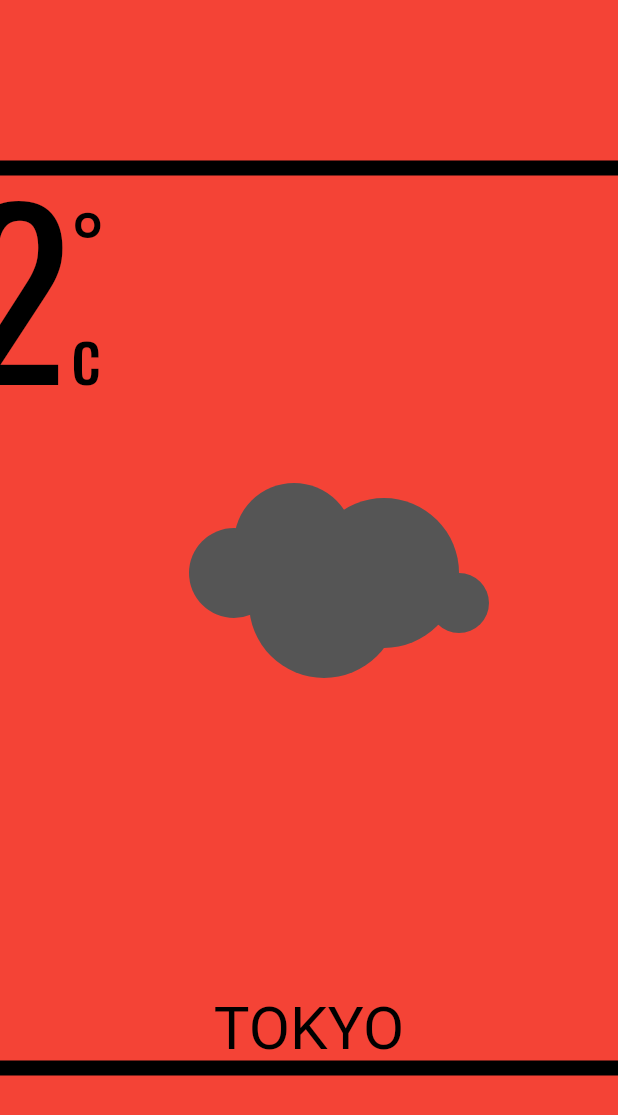
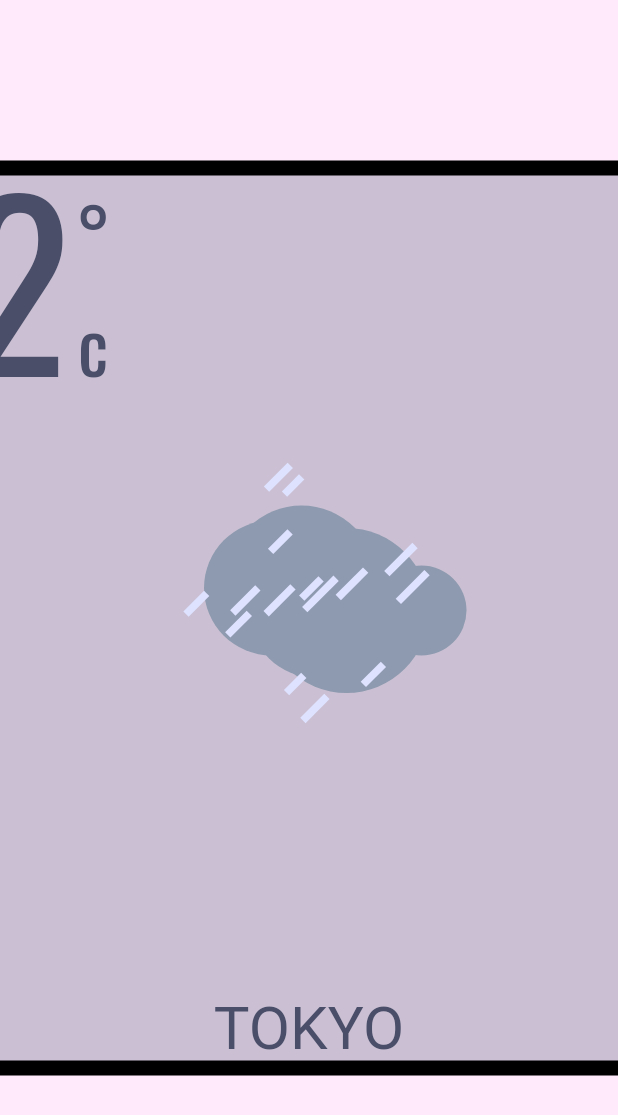
Before and after one commit to Indy9000/flutter-canvas-tutorials, a Flutter app: the screen it shows after launch, on a phone screen of 412 x 824 dp. Shown: the top 1115 px of the screen. Run offline on Flutter 3.47's test engine with Material 2 defaults, Android fonts, the phone set to English and light mode, and no system bars.

Commit message:
as seen on video

```diff
--- a/weather_widget_rain/lib/main.dart
+++ b/weather_widget_rain/lib/main.dart
@@ -1,4 +1,5 @@
 import 'package:flutter/material.dart';
+
 import 'weather_widget.dart';
 
 void main() {
--- a/weather_widget_rain/lib/my_canvas.dart
+++ /dev/null
@@ -1,184 +0,0 @@
-import 'dart:math';
-import 'dart:ui';
-import 'package:flutter/material.dart';
-import 'particle.dart';
-
-class MyCanvas extends CustomPainter {
-  final List<Particle> particles;
-  MyCanvas(this.particles);
-
-  @override
-  void paint(Canvas canvas, Size size) {
-    var p = Paint()..color = Colors.red;
-    canvas.drawPaint(p);
-    var titleStyle = TextStyle(
-        color: Colors.black,
-        fontSize: 150,
-        fontWeight: FontWeight.normal,
-        fontFamily: "Oswald");
-    var unitStyle = TextStyle(
-        color: Colors.black,
-        fontSize: 50,
-        fontWeight: FontWeight.w100,
-        fontFamily: "Oswald");
-    var normalTextStyle = TextStyle(
-      color: Colors.black,
-      fontSize: 40,
-      fontWeight: FontWeight.w400,
-    );
-
-    var center = Offset(size.width / 2, size.height / 2);
-    drawFrame(canvas, center);
-    drawTemp(canvas, center, titleStyle, unitStyle);
-    drawCondition(canvas, center, normalTextStyle);
-    drawPlace(canvas, center, normalTextStyle);
-    drawClouds(canvas, center);
-    drawRain(canvas, center);
-  }
-
-  @override
-  bool shouldRepaint(covariant CustomPainter oldDelegate) {
-    return true;
-  }
-
-  double W = 600.0;
-  void drawFrame(Canvas canvas, Offset center) {
-    var rect = Rect.fromCenter(center: center, width: W, height: W);
-    var border = Paint()
-      ..color = Colors.black
-      ..style = PaintingStyle.stroke
-      ..strokeWidth = 10.0;
-    canvas.drawRect(rect, border);
-  }
-
-  var dy = 0.0;
-  void drawTemp(Canvas canvas, Offset center, TextStyle ts, TextStyle ts1) {
-    var offset = 10.0;
-    var left = offset + center.dx - W / 2.0;
-    var top = offset + center.dy - W / 2.0;
-    var rect = Rect.fromLTWH(left, top, W / 4.0, W / 4.0);
-    var border = Paint()
-      ..color = Colors.grey
-      ..strokeWidth = 2.0
-      ..style = PaintingStyle.stroke;
-    // canvas.drawRect(rect, border);
-
-    var s = "°c";
-    canvas.save();
-    canvas.clipRect(rect);
-    var w1 = drawHText(canvas, rect.topLeft, rect.width / 2, ts, "1");
-    // dy -= 20.0;
-    var digit_offset = Offset(w1, dy);
-
-    var w2 =
-        drawHText(canvas, rect.topLeft + digit_offset, rect.width / 2, ts, "2");
-    digit_offset = Offset(w1 + w2, 30);
-    canvas.restore();
-    drawHText(canvas, rect.topLeft + digit_offset, 20, ts1, s);
-  }
-
-  // draw horizontal text left aligned and with y offset
-  double drawHText(Canvas canvas, Offset position, double width,
-      TextStyle style, String text) {
-    final textSpan = TextSpan(text: text, style: style);
-    final textPainter = TextPainter(
-        text: textSpan,
-        textAlign: TextAlign.center,
-        textDirection: TextDirection.ltr);
-    textPainter.layout(minWidth: 0, maxWidth: width);
-    Offset drawPosition =
-        Offset(position.dx, position.dy - (textPainter.height / 5));
-    textPainter.paint(canvas, drawPosition);
-    return textPainter.width;
-  }
-
-  // draw horizontal text centered around position
-  double drawHText1(Canvas canvas, Offset position, double width,
-      TextStyle style, String text) {
-    final textSpan = TextSpan(text: text, style: style);
-    final textPainter = TextPainter(
-        text: textSpan,
-        textAlign: TextAlign.center,
-        textDirection: TextDirection.ltr);
-    textPainter.layout(minWidth: 0, maxWidth: width);
-    Offset drawPosition =
-        Offset(position.dx - textPainter.width / 2.0, position.dy);
-    textPainter.paint(canvas, drawPosition);
-    return textPainter.width;
-  }
-
-  double drawVText(Canvas canvas, Offset position, double width,
-      TextStyle style, String text) {
-    final textSpan = TextSpan(text: text, style: style);
-    final textPainter = TextPainter(
-        text: textSpan,
-        textAlign: TextAlign.center,
-        textDirection: TextDirection.ltr);
-    textPainter.layout(minWidth: 0, maxWidth: width);
-
-    Offset drawPosition =
-        Offset(position.dx, position.dy - (textPainter.height / 2));
-    textPainter.paint(canvas, drawPosition);
-    return textPainter.width;
-  }
-
-  void drawCondition(Canvas canvas, Offset center, TextStyle ts) {
-    var ww = 50;
-    var pos = center + Offset(W / 2.0 - ww, 0);
-    var s = "RAINY";
-    drawVText(canvas, pos, 10.0, ts, s);
-  }
-
-  void drawPlace(Canvas canvas, Offset center, TextStyle ts) {
-    var ww = 50;
-    var pos = center + Offset(0, W / 2.0 - ww);
-    var s = "TOKYO";
-    drawHText1(canvas, pos, W, ts, s);
-  }
-
-  void drawClouds(Canvas canvas, Offset center) {
-    var cloud = Paint()
-      ..color = Color(0xff555555)
-      ..style = PaintingStyle.fill;
-
-    var p1 = Offset(-50, -30) + center;
-    var r1 = 30.0;
-    canvas.drawCircle(p1, r1, cloud);
-
-    var p2 = Offset(-10, -50) + center;
-    var r2 = 40.0;
-    canvas.drawCircle(p2, r2, cloud);
-
-    var p3 = Offset(10, -10) + center;
-    var r3 = 50.0;
-    canvas.drawCircle(p3, r3, cloud);
-
-    var p4 = Offset(50, -30) + center;
-    var r4 = 50.0;
-    canvas.drawCircle(p4, r4, cloud);
-
-    var p5 = Offset(100, -10) + center;
-    var r5 = 20.0;
-    canvas.drawCircle(p5, r5, cloud);
-  }
-
-  void drawRain(Canvas canvas, Offset center) {
-    var rain = Paint()
-      ..color = Colors.black
-      ..strokeWidth = 5.0
-      ..style = PaintingStyle.stroke;
-    var rect = Rect.fromCenter(center: center, width: 150, height: 150);
-
-    canvas.clipRect(rect);
-    canvas.save();
-    canvas.translate(W - 50, -120);
-    canvas.rotate(45.0 * pi / 180);
-
-    particles.forEach((p) {
-      var p2 = p.p + Offset(0, p.r);
-      var dd = Offset(-50.0, 0);
-      canvas.drawLine(p.p + center + dd, p2 + center + dd, rain);
-    });
-    canvas.restore();
-  }
-}
--- /dev/null
+++ b/weather_widget_rain/lib/my_weather_canvas.dart
@@ -0,0 +1,131 @@
+import 'dart:math';
+
+import 'package:flutter/material.dart';
+
+class MyWeatherCanvas extends CustomPainter {
+  final double t;
+  MyWeatherCanvas(this.t);
+  // define the styles
+  var normalTextStyle = TextStyle(
+    color: Color(0xff4a4e69), //Colors.black,
+    fontSize: 40,
+    fontWeight: FontWeight.w400,
+  );
+  var titleTextStyle = TextStyle(
+    color: Color(0xff4a4e69), //Colors.black,
+    fontSize: 150,
+    fontFamily: "Oswald",
+    fontWeight: FontWeight.normal,
+  );
+  var unitsTextStyle = TextStyle(
+    color: Color(0xff4a4e69), //Colors.black,
+    fontSize: 50,
+    fontFamily: "Oswald",
+    fontWeight: FontWeight.w100,
+  );
+  var rng = Random();
+  @override
+  void paint(Canvas canvas, Size size) {
+    var center = Offset(size.width / 2.0, size.height / 2.0);
+
+    var p1 = Paint()..color = Color(0xfffeeafa); //Colors.white;
+    canvas.drawPaint(p1);
+    // var col = rng.nextDouble() < 0.001 ? Colors.white : Color(0xffcbc0d3);
+    var col = Color.lerp(Colors.white, Color(0xffcbc0d3), t);
+    var p = Paint()
+      ..color = col
+      ..style = PaintingStyle.fill;
+    var rect = Rect.fromCenter(center: center, width: W, height: W);
+    canvas.drawRect(rect, p);
+
+    // draw stuff
+    drawFrame(canvas, center);
+    drawPlace(canvas, center, normalTextStyle);
+    drawCondition(canvas, center, normalTextStyle);
+    drawTemperature(canvas, center, titleTextStyle, unitsTextStyle);
+  }
+
+  @override
+  bool shouldRepaint(covariant CustomPainter oldDelegate) {
+    return true;
+  }
+
+  var W = 600.0;
+  void drawFrame(Canvas canvas, Offset center) {
+    var rect = Rect.fromCenter(center: center, width: W, height: W);
+    var border = Paint()
+      ..color = Colors.black
+      ..style = PaintingStyle.stroke
+      ..strokeWidth = 10.0;
+    canvas.drawRect(rect, border);
+  }
+
+  void drawPlace(Canvas canvas, Offset center, TextStyle ts) {
+    var offset = 50.0;
+    var placeName = "TOKYO";
+    var pos = center + Offset(0, W / 2.0 - offset);
+    drawHText1(canvas, pos, W, ts, placeName);
+  }
+
+  void drawCondition(Canvas canvas, Offset center, TextStyle ts) {
+    var condition = "RAINY";
+    var offset = 30.0;
+    var pos = center + Offset(W / 2.0 - offset, 0);
+    drawVText1(canvas, pos, 10.0, ts, condition);
+  }
+
+  // draw horizontal text horizontally centered around pos.
+  void drawHText1(Canvas canvas, Offset pos, double w, TextStyle ts, String s) {
+    final textSpan = TextSpan(text: s, style: ts);
+    final textPainter = TextPainter(
+      text: textSpan,
+      textAlign: TextAlign.center,
+      textDirection: TextDirection.ltr,
+    );
+    textPainter.layout(minWidth: 0, maxWidth: w);
+
+    var drawPosition = Offset(pos.dx - textPainter.width / 2.0, pos.dy);
+    textPainter.paint(canvas, drawPosition);
+  }
+
+  double drawHText2(
+      Canvas canvas, Offset pos, double w, TextStyle ts, String s) {
+    final textSpan = TextSpan(text: s, style: ts);
+    final textPainter = TextPainter(
+      text: textSpan,
+      textAlign: TextAlign.center,
+      textDirection: TextDirection.ltr,
+    );
+    textPainter.layout(minWidth: 0, maxWidth: w);
+
+    var drawPosition = Offset(pos.dx, pos.dy);
+    textPainter.paint(canvas, drawPosition);
+    return textPainter.width;
+  }
+
+  void drawVText1(Canvas canvas, Offset pos, double w, TextStyle ts, String s) {
+    final textSpan = TextSpan(text: s, style: ts);
+    final textPainter = TextPainter(
+      text: textSpan,
+      textAlign: TextAlign.center,
+      textDirection: TextDirection.ltr,
+    );
+    textPainter.layout(minWidth: 0, maxWidth: w);
+
+    var drawPosition = Offset(pos.dx, pos.dy - textPainter.height / 2.0);
+    textPainter.paint(canvas, drawPosition);
+  }
+
+  void drawTemperature(
+      Canvas canvas, Offset center, TextStyle ts1, TextStyle ts2) {
+    var temp = "12";
+    // draw the digits
+    var offset = Offset(10, -40.0);
+    var pos = center + Offset(-W / 2.0, -W / 2.0) + offset;
+    var width = drawHText2(canvas, pos, W / 2.0, ts1, temp);
+    // draw the units
+    var units = "°c";
+    var pos1 = pos + Offset(width, 45);
+    drawHText2(canvas, pos1, 30, ts2, units);
+  }
+}
--- a/weather_widget_rain/lib/particle.dart
+++ b/weather_widget_rain/lib/particle.dart
@@ -1,8 +1,8 @@
-import 'package:flutter/material.dart';
+import 'dart:ui';
 
 class Particle {
-  Offset o;
-  Offset p;
-  double r;
-  double s;
+  Offset position;
+  Offset original;
+  double length;
+  double speed;
 }
--- /dev/null
+++ b/weather_widget_rain/lib/rain_widget.dart
@@ -0,0 +1,67 @@
+import 'dart:async';
+import 'dart:math';
+
+import 'package:flutter/material.dart';
+import 'my_rain_canvas.dart';
+import 'particle.dart';
+
+class RainWidget extends StatefulWidget {
+  @override
+  _RainWidgetState createState() => _RainWidgetState();
+}
+
+var rng = Random();
+
+class _RainWidgetState extends State<RainWidget> {
+  var particles = List<Particle>();
+  Timer timer;
+  @override
+  void initState() {
+    super.initState();
+
+    var xx = 0.0;
+    // create particles
+    for (var i = 0; i < 15; i++) {
+      xx += rng.nextDouble() * 12.0 + 12.0;
+      var dx = xx;
+      var dy = -rng.nextDouble() * 150.0;
+      // generate the length and speed
+      var len = rng.nextDouble() * 30.0 + 30.0;
+      var speed = rng.nextDouble() * 5.0 + 1.0;
+      particles.add(Particle()
+        ..position = Offset(dx, dy)
+        ..original = Offset(dx, dy)
+        ..speed = speed
+        ..length = len);
+    }
+
+    // animation timer
+    final fps = 50.0;
+    var frameDuration = (1000 ~/ fps);
+    timer = Timer.periodic(Duration(milliseconds: frameDuration), (timer) {
+      setState(() {
+        particles.forEach((p) {
+          p.position += Offset(0, p.speed);
+          if (p.position.dy > 200) {
+            p.position = p.original;
+          }
+        });
+      });
+    });
+  }
+
+  @override
+  void dispose() {
+    timer?.cancel();
+    super.dispose();
+  }
+
+  @override
+  Widget build(BuildContext context) {
+    return Container(
+        child: CustomPaint(
+      child: Container(),
+      painter: MyRainCanvas(particles),
+    ));
+  }
+}
--- a/weather_widget_rain/lib/weather_widget.dart
+++ b/weather_widget_rain/lib/weather_widget.dart
@@ -1,66 +1,40 @@
 import 'dart:async';
-import 'dart:math';
 
 import 'package:flutter/material.dart';
-
-import 'my_canvas.dart';
-import 'particle.dart';
+import 'my_weather_canvas.dart';
+import 'rain_widget.dart';
 
 class WeatherWidget extends StatefulWidget {
   @override
   _WeatherWidgetState createState() => _WeatherWidgetState();
 }
 
-var rng = Random();
-
 class _WeatherWidgetState extends State<WeatherWidget> {
-  var particles = new List<Particle>();
+  double t = 1.0;
   Timer timer;
-
   @override
   void initState() {
     super.initState();
-    var xx = 0.0;
-    for (var i = 0; i < 15; i++) {
-      xx += (6.0 + rng.nextDouble() * 6.0);
-      var dx = xx;
-      var dy = -rng.nextDouble() * 50.0;
-      var r = 15.0 + rng.nextDouble() * 15.0;
-      var s = 1.0 + rng.nextDouble() * 5.0;
-      particles.add(Particle()
-        ..o = Offset(dx, dy)
-        ..p = Offset(dx, dy)
-        ..s = s
-        ..r = r);
-    }
-
-    // setup animation timer and update variable
     final fps = 50.0;
     var frameDuration = (1000 ~/ fps);
     timer = Timer.periodic(Duration(milliseconds: frameDuration), (timer) {
       setState(() {
-        particles.forEach((p) {
-          p.p += Offset(0, p.s);
-          if (p.p.dy > 100) {
-            p.p = p.o;
-          }
-        });
+        t = rng.nextDouble() < 0.001 ? 0.0 : t;
+        t += 0.1;
+        t = t > 1.0 ? 1.0 : t;
       });
     });
-  }
-
-  @override
-  void dispose() {
-    timer?.cancel();
-    super.dispose();
   }
 
   @override
   Widget build(BuildContext context) {
     return Container(
       child: CustomPaint(
-        child: Container(),
-        painter: MyCanvas(particles),
+        // depending on the weather condition, set the correct widget
+        // in this case it's the rain widget. You could also have
+        // sunny widget, snowy widget, etc..
+        child: Center(child: Transform.scale(scale: 0.5, child: RainWidget())),
+        painter: MyWeatherCanvas(t),
       ),
     );
   }
```
Also changed, not shown: weather_widget_rain/lib/my_rain_canvas.dart (added, +69 -0 lines), weather_widget_rain/assets/fonts/Oswald-Bold.ttf (deleted), weather_widget_rain/assets/fonts/Oswald-ExtraLight.ttf (deleted), weather_widget_rain/assets/fonts/Oswald-Light.ttf (deleted), weather_widget_rain/assets/fonts/Oswald-Medium.ttf (deleted), weather_widget_rain/assets/fonts/Oswald-SemiBold.ttf (deleted), weather_widget_rain/assets/fonts/Oswald-VariableFont_wght.ttf (deleted).
